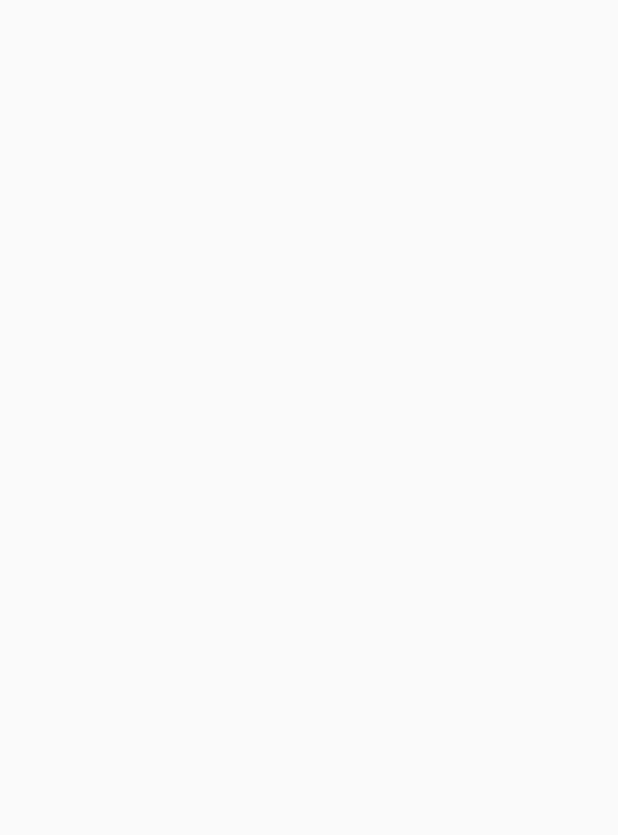
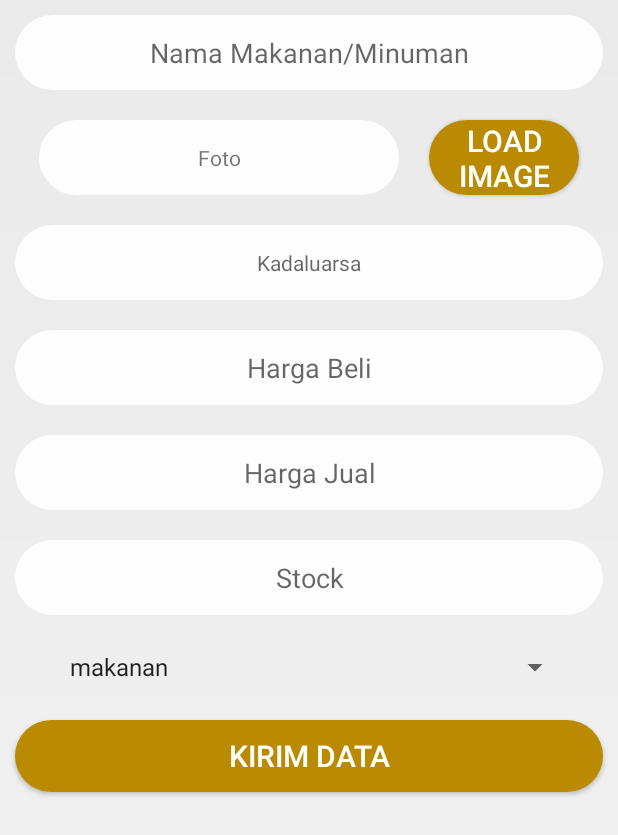
Before and after one commit to gunaya/ToDo-List-Android-App, an Android app: the TambahActivity screen opened directly, with no data from a screen before it, on a phone screen of 412 x 824 dp. Before the commit the part shown is empty. Shown: the top 835 px of the screen. Run offline under Robolectric (Android 15) with nearby library versions, the phone set to English and light mode, and no system bars.

Commit message:
added Tambah Barang

```diff
--- a/app/src/main/AndroidManifest.xml
+++ b/app/src/main/AndroidManifest.xml
@@ -6,6 +6,7 @@
     <uses-permission android:name="android.permission.GET_ACCOUNTS" />
     <uses-permission android:name="android.permission.READ_PROFILE" />
     <uses-permission android:name="android.permission.READ_CONTACTS" />
+    <uses-permission android:name="android.permission.READ_EXTERNAL_STORAGE"/>
     <uses-permission android:name="android.permission.INTERNET" />
 
     <application
@@ -25,9 +26,9 @@
         <activity android:name=".LoginActivity" />
         <activity android:name=".RegisterActivity" />
         <activity android:name=".MainActivity" />
-        <activity android:name=".TambahActivity" />
+        <activity android:name=".admin.TambahActivity" />
         <activity
-            android:name=".FragmentActivity"
+            android:name=".admin.FragmentActivity"
             android:label="@string/title_activity_fragment" />
     </application>
 
--- a/app/src/main/java/com/zucc/todolist/LoginActivity.java
+++ b/app/src/main/java/com/zucc/todolist/LoginActivity.java
@@ -14,6 +14,7 @@ import android.widget.ProgressBar;
 import android.widget.TextView;
 import android.widget.Toast;
 
+import com.zucc.todolist.admin.FragmentActivity;
 import com.zucc.todolist.apihelper.ApiUtils;
 import com.zucc.todolist.apihelper.BaseApiService;
 
--- a/app/src/main/java/com/zucc/todolist/MainActivity.java
+++ b/app/src/main/java/com/zucc/todolist/MainActivity.java
@@ -9,6 +9,9 @@ import android.os.Bundle;
 import android.view.View;
 import android.widget.Button;
 import android.widget.TextView;
+
+import com.zucc.todolist.admin.FragmentActivity;
+import com.zucc.todolist.admin.TambahActivity;
 
 public class MainActivity extends AppCompatActivity {
     TextView viewName, viewEmail, viewPhone;
--- a/app/src/main/java/com/zucc/todolist/TambahActivity.java
+++ /dev/null
@@ -1,18 +0,0 @@
-package com.zucc.todolist;
-
-import android.support.design.widget.FloatingActionButton;
-import android.support.v7.app.AppCompatActivity;
-import android.os.Bundle;
-import android.widget.TextView;
-
-public class TambahActivity extends AppCompatActivity {
-
-
-    @Override
-    protected void onCreate(Bundle savedInstanceState) {
-        super.onCreate(savedInstanceState);
-        setContentView(R.layout.activity_tambah);
-
-
-    }
-}
--- /dev/null
+++ b/app/src/main/java/com/zucc/todolist/admin/TambahActivity.java
@@ -0,0 +1,189 @@
+package com.zucc.todolist.admin;
+
+import android.app.DatePickerDialog;
+import android.app.DialogFragment;
+import android.content.Intent;
+import android.provider.MediaStore;
+import android.support.design.widget.FloatingActionButton;
+import android.support.v7.app.AppCompatActivity;
+import android.os.Bundle;
+import android.util.Log;
+import android.view.View;
+import android.widget.AdapterView;
+import android.widget.ArrayAdapter;
+import android.widget.Button;
+import android.widget.DatePicker;
+import android.widget.EditText;
+import android.widget.Spinner;
+import android.widget.TextView;
+import android.widget.Toast;
+
+import com.zucc.todolist.LoginActivity;
+import com.zucc.todolist.MainActivity;
+import com.zucc.todolist.R;
+import com.zucc.todolist.RegisterActivity;
+import com.zucc.todolist.apihelper.ApiUtils;
+import com.zucc.todolist.apihelper.BaseApiService;
+import com.zucc.todolist.fragment.DatePickerFragment;
+
+import org.json.JSONException;
+import org.json.JSONObject;
+
+import java.io.IOException;
+import java.text.DateFormat;
+import java.util.Calendar;
+import java.util.Date;
+
+import okhttp3.ResponseBody;
+import retrofit2.Call;
+import retrofit2.Callback;
+import retrofit2.Response;
+
+public class TambahActivity extends AppCompatActivity implements DatePickerDialog.OnDateSetListener{
+    EditText name, buyPrice, sellPrice, stock;
+    TextView date, pictName;
+    String currentDate;
+    String category[] = {"makanan","minuman"};
+    int category_id;
+    Button submitFood, getPict;
+    Spinner getCategory;
+    BaseApiService mApiService;
+
+    ArrayAdapter<String> adapter;
+
+    @Override
+    protected void onCreate(Bundle savedInstanceState) {
+        super.onCreate(savedInstanceState);
+
+
+        mApiService = ApiUtils.getApiService();
+
+        setContentView(R.layout.activity_tambah);
+        name = findViewById(R.id.food_name);
+        pictName = findViewById(R.id.pict_name);
+        getPict = findViewById(R.id.load_pict);
+        date = findViewById(R.id.load_date);
+        buyPrice = findViewById(R.id.buy_price);
+        sellPrice = findViewById(R.id.sell_price);
+        stock = findViewById(R.id.set_stock);
+        submitFood = findViewById(R.id.submit_food);
+        getCategory = findViewById(R.id.set_category);
+
+        getPict.setOnClickListener(new View.OnClickListener() {
+            @Override
+            public void onClick(View view) {
+                Intent intent = new Intent(Intent.ACTION_PICK, MediaStore.Images.Media.EXTERNAL_CONTENT_URI);
+                startActivityForResult(intent,100);
+            }
+        });
+
+        date.setOnClickListener(new View.OnClickListener() {
+            @Override
+            public void onClick(View view) {
+                android.support.v4.app.DialogFragment datePicker = new DatePickerFragment();
+                datePicker.show(getSupportFragmentManager(), "date picker");
+            }
+        });
+
+        adapter = new ArrayAdapter<String>(this, android.R.layout.simple_list_item_1, category);
+        getCategory.setAdapter(adapter);
+        getCategory.setOnItemSelectedListener(new AdapterView.OnItemSelectedListener() {
+            @Override
+            public void onItemSelected(AdapterView<?> adapterView, View view, int position, long id) {
+                switch (position)
+                {
+                    case 0:
+                        category_id = 1;
+                        break;
+
+                    case 1:
+                        category_id = 2;
+                        break;
+                }
+            }
+
+            @Override
+            public void onNothingSelected(AdapterView<?> adapterView) {
+
+            }
+        });
+
+        submitFood.setOnClickListener(new View.OnClickListener() {
+            @Override
+            public void onClick(View view) {
+                Log.d("Hasil", "Tanggal:"+currentDate+". Kategori:"+category_id);
+                sendData();
+            }
+        });
+
+    }
+
+    private void startActivityForResult(Intent intent) {
+    }
+
+    @Override
+    public void onDateSet(DatePicker view, int year, int month, int day) {
+        Calendar calendar = Calendar.getInstance();
+        calendar.set(Calendar.YEAR, year);
+        calendar.set(Calendar.MONTH, month);
+        calendar.set(Calendar.DATE, day);
+        month = month + 1;
+        currentDate = year+"/"+month+"/"+day;
+        String currentDateString = DateFormat.getDateInstance(DateFormat.FULL).format(calendar.getTime());
+        date.setText(currentDateString);
+    }
+
+    public void sendData(){
+        String foodName = name.getText().toString();
+        String buyFood = buyPrice.getText().toString();
+        int buyFoodPrice = Integer.parseInt(buyFood);
+        String sellFood = sellPrice.getText().toString();
+        int sellFoodPrice = Integer.parseInt(sellFood);
+        String stockString = stock.getText().toString();
+        int stockInt = Integer.parseInt(stockString);
+//      Data Dummy
+        String pict = "Data Dummy";
+        Log.d("Data",""+foodName+" "+buyFoodPrice+" "+sellFoodPrice+" "+stockInt+" "+currentDate+" "+pict+" "+category_id);
+        mApiService.tambahMakananRequest(foodName, pict, currentDate, buyFoodPrice, sellFoodPrice, stockInt, category_id).enqueue(new Callback<ResponseBody>() {
+            @Override
+            public void onResponse(Call<ResponseBody> call, Response<ResponseBody> response) {
+//                try {
+//                    String responseData = response.body().string();
+//                    JSONObject jsonResults = new JSONObject(responseData);
+//                    Log.d("status", ""+jsonResults.getString("message"));
+//                    if (jsonResults.getString("message").equals("success")) {
+//                        Toast.makeText(TambahActivity.this,"Input Data Success",Toast.LENGTH_SHORT).show();
+//                        Intent intent = new Intent(TambahActivity.this, MainActivity.class);
+//                        startActivity(intent);
+//                    } else {
+//                        Toast.makeText(TambahActivity.this, "Input Correct Data", Toast.LENGTH_SHORT).show();
+//                    }
+//                } catch (JSONException e) {
+//                    e.printStackTrace();
+//                } catch (IOException e) {
+//                    e.printStackTrace();
+//                }
+                try {
+                    JSONObject jsonObject = new JSONObject(response.body().string());
+                    if (jsonObject.getString("message").equals("success")) {
+                        Log.d("status","keisini");
+                        Log.d("status", ""+jsonObject.getString("message"));
+                        Toast.makeText(TambahActivity.this,"Input Data Success",Toast.LENGTH_SHORT).show();
+                        Intent intent = new Intent(TambahActivity.this, FragmentActivity.class);
+                        startActivity(intent);
+                    } else  {
+                    }
+                } catch (IOException e) {
+                    e.printStackTrace();
+                } catch (JSONException e) {
+                    e.printStackTrace();
+                }
+            }
+
+            @Override
+            public void onFailure(Call<ResponseBody> call, Throwable t) {
+                Log.d("status","onfailuer");
+            }
+        });
+    }
+}
--- a/app/src/main/java/com/zucc/todolist/DashboardFragment.java
+++ b/app/src/main/java/com/zucc/todolist/admin/fragment/DashboardFragment.java
@@ -1,4 +1,4 @@
-package com.zucc.todolist;
+package com.zucc.todolist.admin.fragment;
 
 import android.content.Context;
 import android.net.Uri;
@@ -13,6 +13,7 @@ import android.view.View;
 import android.view.ViewGroup;
 
 import com.zucc.model.makanan;
+import com.zucc.todolist.R;
 import com.zucc.todolist.adapter.DashboardAdapterActivity;
 
 import java.util.ArrayList;
@@ -45,8 +46,7 @@ public class DashboardFragment extends Fragment {
 
         recyclerViewOn = v.findViewById(R.id.rv_dashboard);
 
-        LinearLayoutManager layoutManager = new LinearLayoutManager(getContext(),
-                LinearLayoutManager.HORIZONTAL, false);
+        LinearLayoutManager layoutManager = new LinearLayoutManager(getContext(), LinearLayoutManager.HORIZONTAL, false);
         dashboardAdapterActivity = new DashboardAdapterActivity(getContext(), Listmakanan);
         recyclerViewOn.setLayoutManager(layoutManager);
         recyclerViewOn.setAdapter(dashboardAdapterActivity);
--- a/app/src/main/java/com/zucc/todolist/NotifFragment.java
+++ b/app/src/main/java/com/zucc/todolist/admin/fragment/NotifFragment.java
@@ -1,4 +1,4 @@
-package com.zucc.todolist;
+package com.zucc.todolist.admin.fragment;
 
 import android.content.Context;
 import android.net.Uri;
@@ -10,6 +10,8 @@ import android.view.LayoutInflater;
 import android.view.View;
 import android.view.ViewGroup;
 
+import com.zucc.todolist.R;
+
 public class NotifFragment extends Fragment {
     @Nullable
     @Override
--- a/app/src/main/java/com/zucc/todolist/apihelper/BaseApiService.java
+++ b/app/src/main/java/com/zucc/todolist/apihelper/BaseApiService.java
@@ -22,4 +22,14 @@ public interface BaseApiService {
                                        @Field("email") String email,
                                        @Field("phone") String phone,
                                        @Field("password") String password);
+
+    @FormUrlEncoded
+    @POST("kantin/add")
+    Call<ResponseBody> tambahMakananRequest(@Field("nama_barang") String nama_barang,
+                                            @Field("foto_barang") String foto_barang,
+                                            @Field("kadaluarsa") String kadaluarsa,
+                                            @Field("harga_beli") int harga_beli,
+                                            @Field("harga_jual") int harga_jual,
+                                            @Field("jumlah") int jumlah,
+                                            @Field("kategori_id") int kategori_id);
 }
--- a/app/src/main/res/layout/activity_fragment.xml
+++ b/app/src/main/res/layout/activity_fragment.xml
@@ -6,7 +6,7 @@
     android:id="@+id/container"
     android:layout_width="match_parent"
     android:layout_height="match_parent"
-    tools:context=".FragmentActivity">
+    tools:context=".admin.FragmentActivity">
 
     <FrameLayout
         android:id="@+id/frameLayout"
--- a/app/src/main/res/layout/activity_tambah.xml
+++ b/app/src/main/res/layout/activity_tambah.xml
@@ -1,9 +1,70 @@
 <?xml version="1.0" encoding="utf-8"?>
-<android.support.constraint.ConstraintLayout xmlns:android="http://schemas.android.com/apk/res/android"
+<RelativeLayout xmlns:android="http://schemas.android.com/apk/res/android"
     xmlns:app="http://schemas.android.com/apk/res-auto"
     xmlns:tools="http://schemas.android.com/tools"
     android:layout_width="match_parent"
     android:layout_height="match_parent"
-    tools:context="com.zucc.todolist.TambahActivity">
+    android:background="@drawable/layout_background"
+    tools:context="com.zucc.todolist.admin.TambahActivity">
 
-</android.support.constraint.ConstraintLayout>
+    <LinearLayout
+        android:layout_width="match_parent"
+        android:layout_height="match_parent"
+        android:orientation="vertical"
+        >
+        <EditText
+            style="@style/editText_style"
+            android:id="@+id/food_name"
+            android:hint="Nama Makanan/Minuman"/>
+        <LinearLayout
+            android:layout_width="match_parent"
+            android:layout_height="wrap_content"
+            android:orientation="horizontal"
+            android:gravity="center">
+            <TextView
+                android:id="@+id/pict_name"
+                android:layout_width="240dp"
+                android:layout_height="50dp"
+                android:text="Foto"
+                style="@style/editText_style"/>
+            <Button
+                android:id="@+id/load_pict"
+                android:layout_width="100dp"
+                android:layout_height="50dp"
+                style="@style/submit_style"
+                android:text="Load Image"/>
+        </LinearLayout>
+        <TextView
+            android:id="@+id/load_date"
+            style="@style/editText_style"
+            android:hint="Kadaluarsa"/>
+        <EditText
+            style="@style/editText_style"
+            android:id="@+id/buy_price"
+            android:hint="Harga Beli"
+            android:inputType="number"/>
+        <EditText
+            style="@style/editText_style"
+            android:id="@+id/sell_price"
+            android:hint="Harga Jual"
+            android:inputType="number"/>
+        <EditText
+            style="@style/editText_style"
+            android:id="@+id/set_stock"
+            android:hint="Stock"
+            android:inputType="number"/>
+        <Spinner
+            android:id="@+id/set_category"
+            android:layout_width="350dp"
+            android:layout_gravity="center_horizontal"
+            android:layout_height="50dp"></Spinner>
+
+
+        <Button
+            android:id="@+id/submit_food"
+            style="@style/submit_style"
+            android:text="Kirim Data"/>
+
+    </LinearLayout>
+
+</RelativeLayout>
--- a/app/src/main/res/layout/fragment_dashboard.xml
+++ b/app/src/main/res/layout/fragment_dashboard.xml
@@ -4,7 +4,7 @@
     android:layout_width="match_parent"
     android:layout_height="match_parent"
     xmlns:app="http://schemas.android.com/apk/res-auto"
-    tools:context=".DashboardFragment"
+    tools:context=".admin.fragment.DashboardFragment"
     android:orientation="vertical">
 
     <android.support.v7.widget.Toolbar
--- a/app/src/main/res/layout/fragment_notif.xml
+++ b/app/src/main/res/layout/fragment_notif.xml
@@ -3,7 +3,7 @@
     xmlns:tools="http://schemas.android.com/tools"
     android:layout_width="match_parent"
     android:layout_height="match_parent"
-    tools:context=".NotifFragment">
+    tools:context=".admin.fragment.NotifFragment">
 
     <!-- TODO: Update blank fragment layout -->
     <TextView
```
Also changed, not shown: app/src/main/java/com/zucc/todolist/Condition.java (+7 -4 lines), app/src/main/java/com/zucc/todolist/HomeFragment.java (deleted, +0 -25 lines), app/src/main/java/com/zucc/todolist/admin/FragmentActivity.java (renamed from app/src/main/java/com/zucc/todolist/FragmentActivity.java, +24 -3 lines), app/src/main/java/com/zucc/todolist/admin/fragment/HomeFragment.java (added, +50 -0 lines), app/src/main/java/com/zucc/todolist/fragment/DatePickerFragment.java (added, +25 -0 lines), app/src/main/res/layout/fragment_home.xml (+69 -5 lines).
